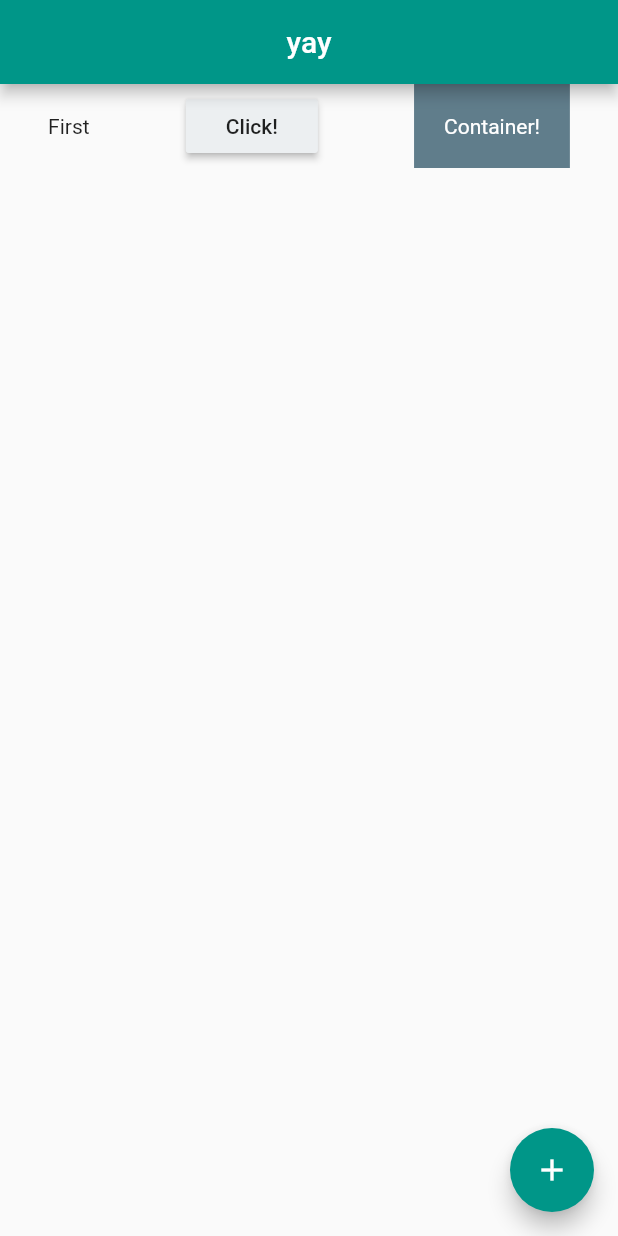
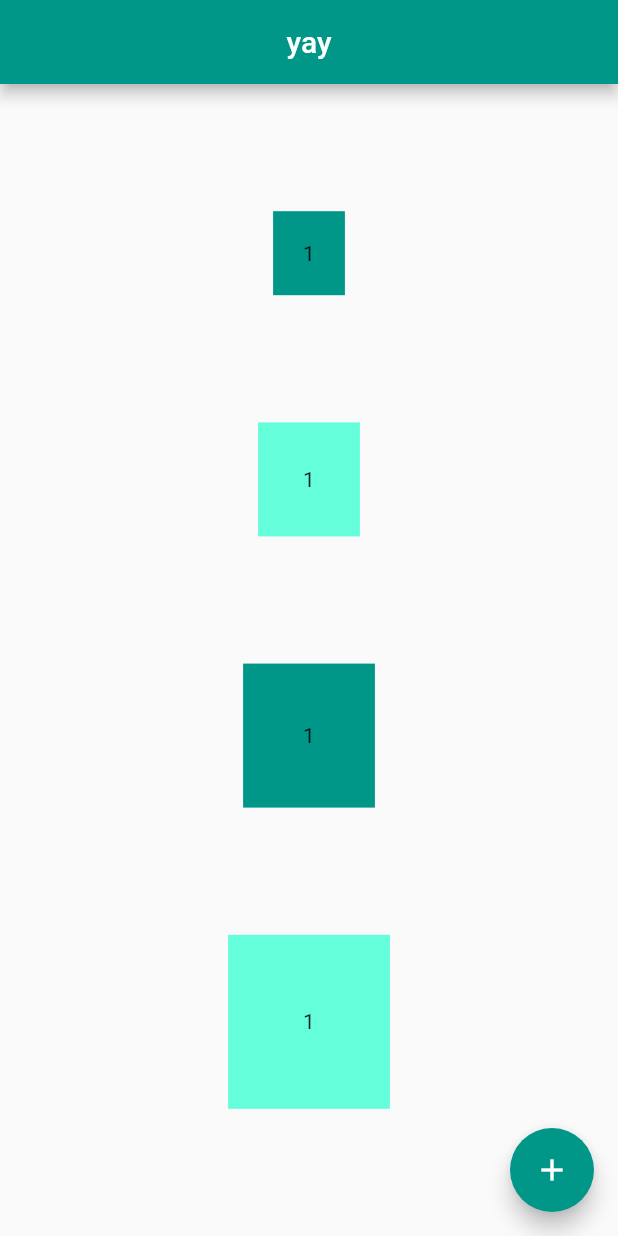
Before and after one commit to kammradt-archives/kontrol-flutter, a Flutter app: the screen it shows after launch, on a phone screen of 412 x 824 dp. Run offline on Flutter 3.47's test engine with Material 2 defaults, Android fonts, the phone set to English and light mode, and no system bars.

Commit message:
:sparkles: Using Rows and Columns together

```diff
--- a/lib/main.dart
+++ b/lib/main.dart
@@ -15,19 +15,33 @@ class Home extends StatelessWidget {
         backgroundColor: Colors.teal,
       ),
       body: Row(
-        mainAxisAlignment: MainAxisAlignment.spaceAround,
+        mainAxisAlignment: MainAxisAlignment.center,
         children: <Widget>[
-          Text('First'),
-          RaisedButton(
-            onPressed: () {},
-            color: Colors.blueGrey[50],
-            child: Text('Click!'),
-          ),
-          Container(
-            color: Colors.blueGrey,
-            padding: EdgeInsets.all(20),
-            child: Text('Container!', style: TextStyle(color: Colors.white),),
-          ),
+          Column(
+            mainAxisAlignment: MainAxisAlignment.spaceEvenly,
+            children: <Widget>[
+              Container(
+                padding: EdgeInsets.all(20),
+                color: Colors.teal,
+                child: Text('1'),
+              ),
+              Container(
+                padding: EdgeInsets.all(30),
+                color: Colors.tealAccent,
+                child: Text('1'),
+              ),
+              Container(
+                padding: EdgeInsets.all(40),
+                color: Colors.teal,
+                child: Text('1'),
+              ),
+              Container(
+                padding: EdgeInsets.all(50),
+                color: Colors.tealAccent,
+                child: Text('1'),
+              ),
+            ],
+          )
         ],
       ),
       floatingActionButton: FloatingActionButton(
```
